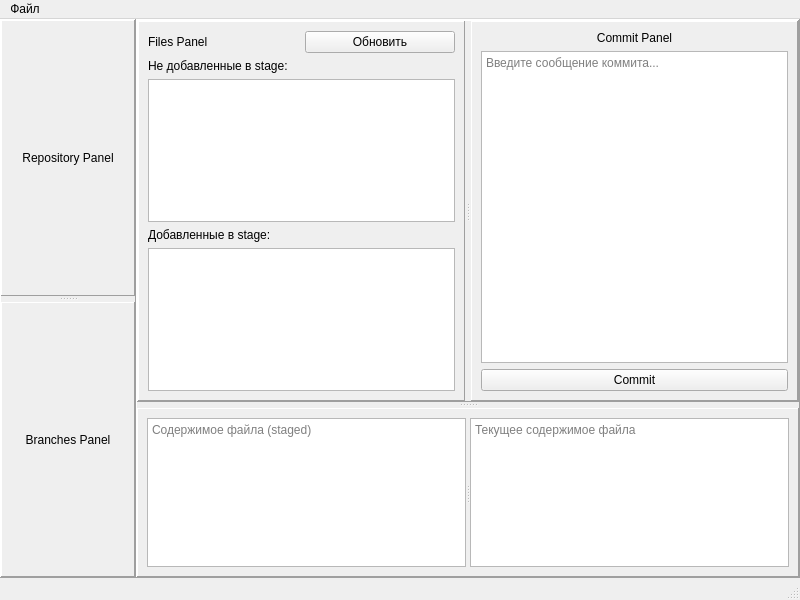
Above: mainwindow.ui from CJayM/CommitCraft before the change. Below: the same form after it.
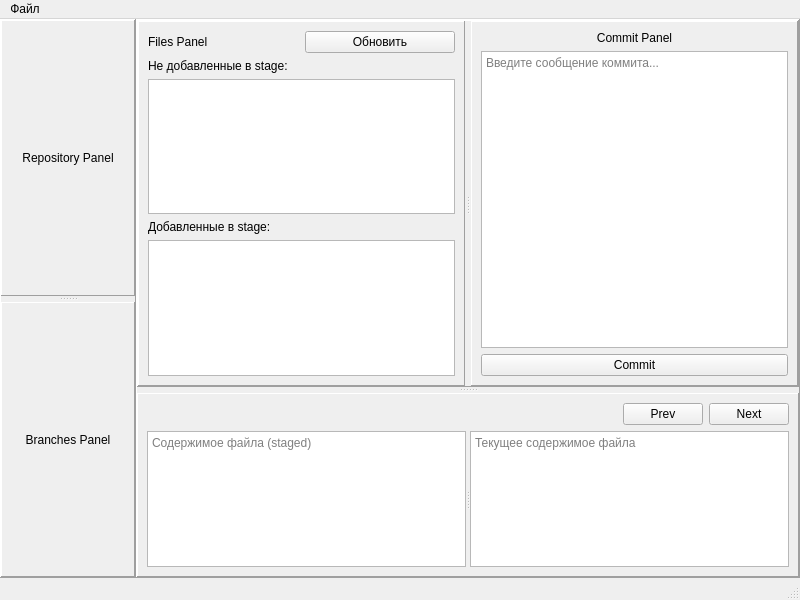
That is the form after the change.

Commit message: Добавлены кнопки Prev и Next для перехода между изменениями

Patch:
```diff
--- a/mainwindow.ui
+++ b/mainwindow.ui
@@ -376,6 +376,37 @@
             <enum>QFrame::Raised</enum>
            </property>
            <layout class="QVBoxLayout" name="verticalLayout_7">
+            <item>
+             <layout class="QHBoxLayout" name="horizontalLayout_2">
+              <item>
+               <spacer name="horizontalSpacer">
+                <property name="orientation">
+                 <enum>Qt::Horizontal</enum>
+                </property>
+                <property name="sizeHint" stdset="0">
+                 <size>
+                  <width>40</width>
+                  <height>20</height>
+                 </size>
+                </property>
+               </spacer>
+              </item>
+              <item>
+               <widget class="QPushButton" name="prevHunkButton">
+                <property name="text">
+                 <string>Prev</string>
+                </property>
+               </widget>
+              </item>
+              <item>
+               <widget class="QPushButton" name="nextHunkButton">
+                <property name="text">
+                 <string>Next</string>
+                </property>
+               </widget>
+              </item>
+             </layout>
+            </item>
             <item>
              <widget class="QSplitter" name="diffSplitter">
               <property name="orientation">
```
The commit also changes 2 other files.
